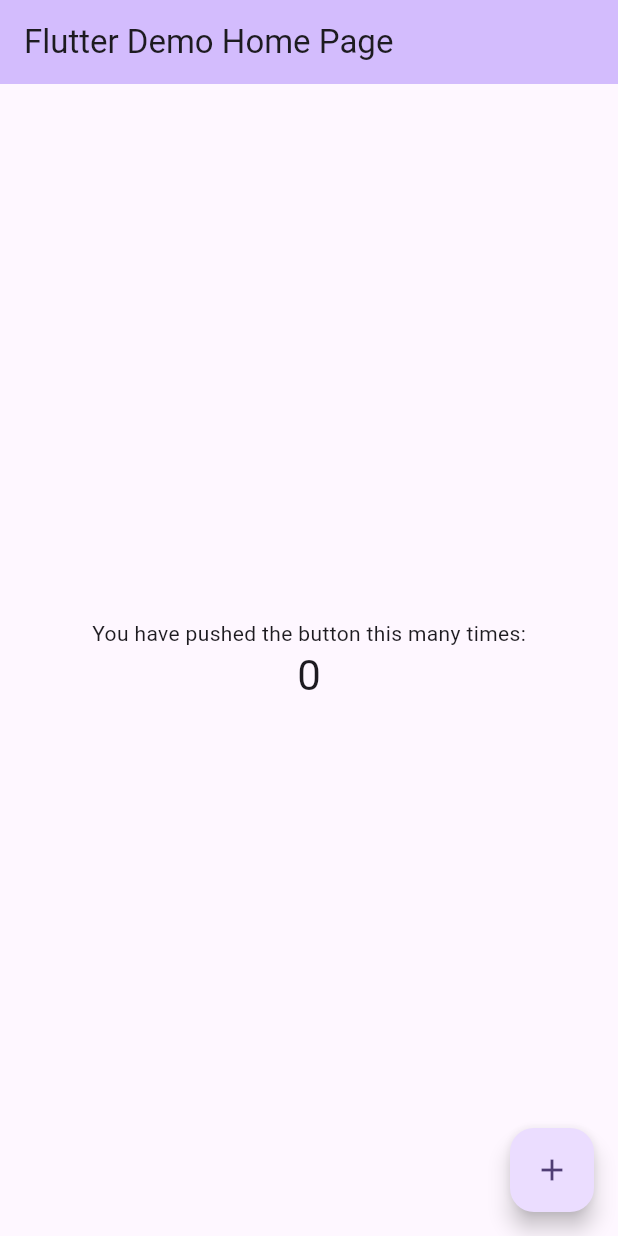
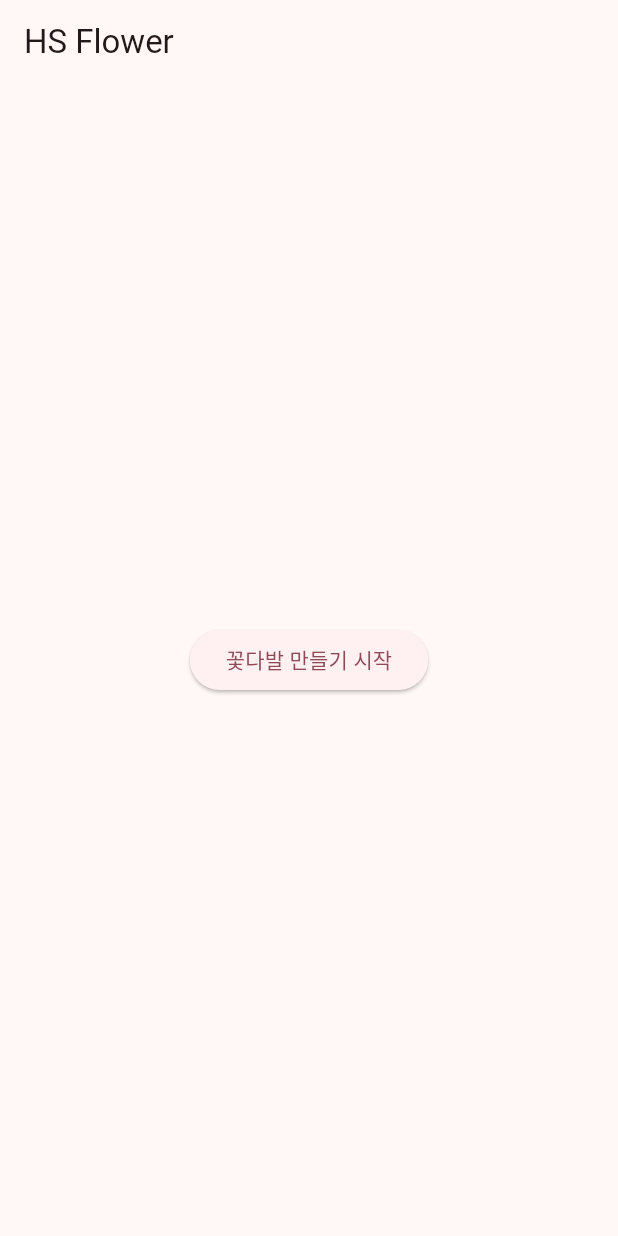
Before and after one commit to hailmail3750-boop/hs_flower, a Flutter app: the screen it shows after launch, on a phone screen of 412 x 824 dp. Run offline on Flutter 3.47's test engine with Material 3 defaults, Android fonts, the phone set to English and light mode, and no system bars.

Commit message:
basic setup folder&file

```diff
--- a/lib/main.dart
+++ b/lib/main.dart
@@ -1,122 +1,23 @@
 import 'package:flutter/material.dart';
+import 'screens/home_screen.dart';
 
 void main() {
-  runApp(const MyApp());
+  runApp(const FlowerApp());
 }
 
-class MyApp extends StatelessWidget {
-  const MyApp({super.key});
+class FlowerApp extends StatelessWidget {
+  const FlowerApp({super.key});
 
-  // This widget is the root of your application.
   @override
   Widget build(BuildContext context) {
     return MaterialApp(
-      title: 'Flutter Demo',
+      title: 'HS Flower',
+      debugShowCheckedModeBanner: false,
       theme: ThemeData(
-        // This is the theme of your application.
-        //
-        // TRY THIS: Try running your application with "flutter run". You'll see
-        // the application has a purple toolbar. Then, without quitting the app,
-        // try changing the seedColor in the colorScheme below to Colors.green
-        // and then invoke "hot reload" (save your changes or press the "hot
-        // reload" button in a Flutter-supported IDE, or press "r" if you used
-        // the command line to start the app).
-        //
-        // Notice that the counter didn't reset back to zero; the application
-        // state is not lost during the reload. To reset the state, use hot
-        // restart instead.
-        //
-        // This works for code too, not just values: Most code changes can be
-        // tested with just a hot reload.
-        colorScheme: .fromSeed(seedColor: Colors.deepPurple),
+        colorScheme: ColorScheme.fromSeed(seedColor: Colors.pink),
+        useMaterial3: true,
       ),
-      home: const MyHomePage(title: 'Flutter Demo Home Page'),
+      home: const HomeScreen(),
     );
   }
 }
-
-class MyHomePage extends StatefulWidget {
-  const MyHomePage({super.key, required this.title});
-
-  // This widget is the home page of your application. It is stateful, meaning
-  // that it has a State object (defined below) that contains fields that affect
-  // how it looks.
-
-  // This class is the configuration for the state. It holds the values (in this
-  // case the title) provided by the parent (in this case the App widget) and
-  // used by the build method of the State. Fields in a Widget subclass are
-  // always marked "final".
-
-  final String title;
-
-  @override
-  State<MyHomePage> createState() => _MyHomePageState();
-}
-
-class _MyHomePageState extends State<MyHomePage> {
-  int _counter = 0;
-
-  void _incrementCounter() {
-    setState(() {
-      // This call to setState tells the Flutter framework that something has
-      // changed in this State, which causes it to rerun the build method below
-      // so that the display can reflect the updated values. If we changed
-      // _counter without calling setState(), then the build method would not be
-      // called again, and so nothing would appear to happen.
-      _counter++;
-    });
-  }
-
-  @override
-  Widget build(BuildContext context) {
-    // This method is rerun every time setState is called, for instance as done
-    // by the _incrementCounter method above.
-    //
-    // The Flutter framework has been optimized to make rerunning build methods
-    // fast, so that you can just rebuild anything that needs updating rather
-    // than having to individually change instances of widgets.
-    return Scaffold(
-      appBar: AppBar(
-        // TRY THIS: Try changing the color here to a specific color (to
-        // Colors.amber, perhaps?) and trigger a hot reload to see the AppBar
-        // change color while the other colors stay the same.
-        backgroundColor: Theme.of(context).colorScheme.inversePrimary,
-        // Here we take the value from the MyHomePage object that was created by
-        // the App.build method, and use it to set our appbar title.
-        title: Text(widget.title),
-      ),
-      body: Center(
-        // Center is a layout widget. It takes a single child and positions it
-        // in the middle of the parent.
-        child: Column(
-          // Column is also a layout widget. It takes a list of children and
-          // arranges them vertically. By default, it sizes itself to fit its
-          // children horizontally, and tries to be as tall as its parent.
-          //
-          // Column has various properties to control how it sizes itself and
-          // how it positions its children. Here we use mainAxisAlignment to
-          // center the children vertically; the main axis here is the vertical
-          // axis because Columns are vertical (the cross axis would be
-          // horizontal).
-          //
-          // TRY THIS: Invoke "debug painting" (choose the "Toggle Debug Paint"
-          // action in the IDE, or press "p" in the console), to see the
-          // wireframe for each widget.
-          mainAxisAlignment: .center,
-          children: [
-            const Text('You have pushed the button this many times:'),
-            Text(
-              '$_counter',
-              style: Theme.of(context).textTheme.headlineMedium,
-            ),
-          ],
-        ),
-      ),
-      floatingActionButton: FloatingActionButton(
-        onPressed: _incrementCounter,
-        tooltip: 'Increment',
-        child: const Icon(Icons.add),
-      ),
-    );
-  }
-}
--- /dev/null
+++ b/lib/screens/home_screen.dart
@@ -0,0 +1,28 @@
+import 'package:flutter/material.dart';
+import 'builder_screen.dart';
+
+class HomeScreen extends StatelessWidget {
+  const HomeScreen({super.key});
+
+  @override
+  Widget build(BuildContext context) {
+    return Scaffold(
+      appBar: AppBar(
+        title: const Text('HS Flower'),
+      ),
+      body: Center(
+        child: ElevatedButton(
+          child: const Text('꽃다발 만들기 시작'),
+          onPressed: () {
+            Navigator.push(
+              context,
+              MaterialPageRoute(
+                builder: (_) => const BuilderScreen(),
+              ),
+            );
+          },
+        ),
+      ),
+    );
+  }
+}
```
Also changed, not shown: lib/models/bouquet_option.dart (added, +27 -0 lines), lib/screens/builder_screen.dart (added, +161 -0 lines), lib/screens/result_screen.dart (added, +79 -0 lines), lib/widgets/option_button.dart (added).
